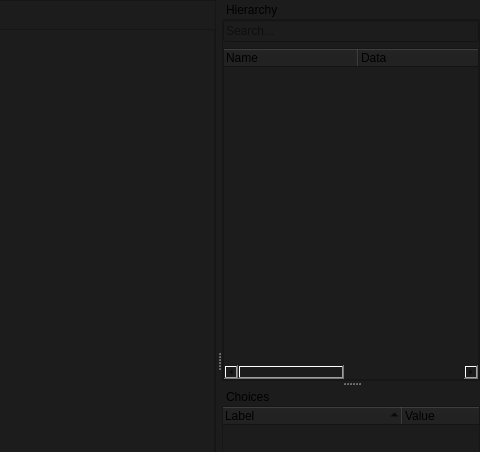
This is smartprop_editor/main.ui in dertwist/Hammer5Tools as Qt 5 draws it before an edit; both pictures show x 800 to 1280 and y 0 to 452 of the 1280 by 720 pixel window. The edited form follows.
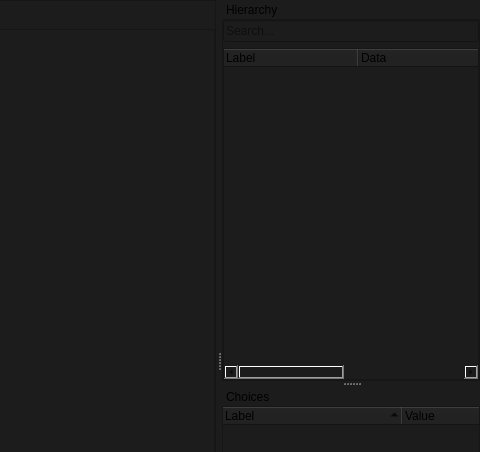
This is the edited form. Icons and pictures are not drawn.

Commit message: [SmartPropEditor] Rename Name to Label tree header

```diff
--- a/smartprop_editor/main.ui
+++ b/smartprop_editor/main.ui
@@ -285,7 +285,7 @@
           </attribute>
           <column>
            <property name="text">
-            <string notr="true">Name</string>
+            <string notr="true">Label</string>
            </property>
           </column>
           <column>
```
The commit also changes 1 other file.
